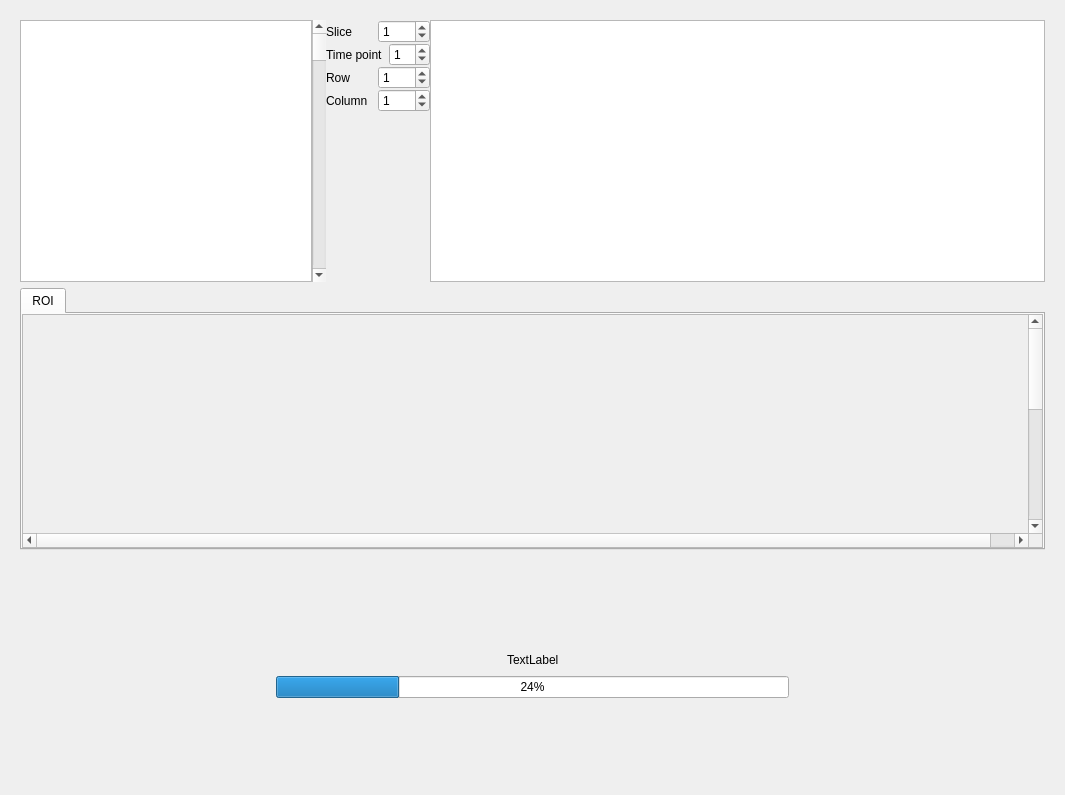
Old version of the form UI/Widget_DSC.ui in the repository BennyZhang-Codes/PerfusionToolkitForRodent.
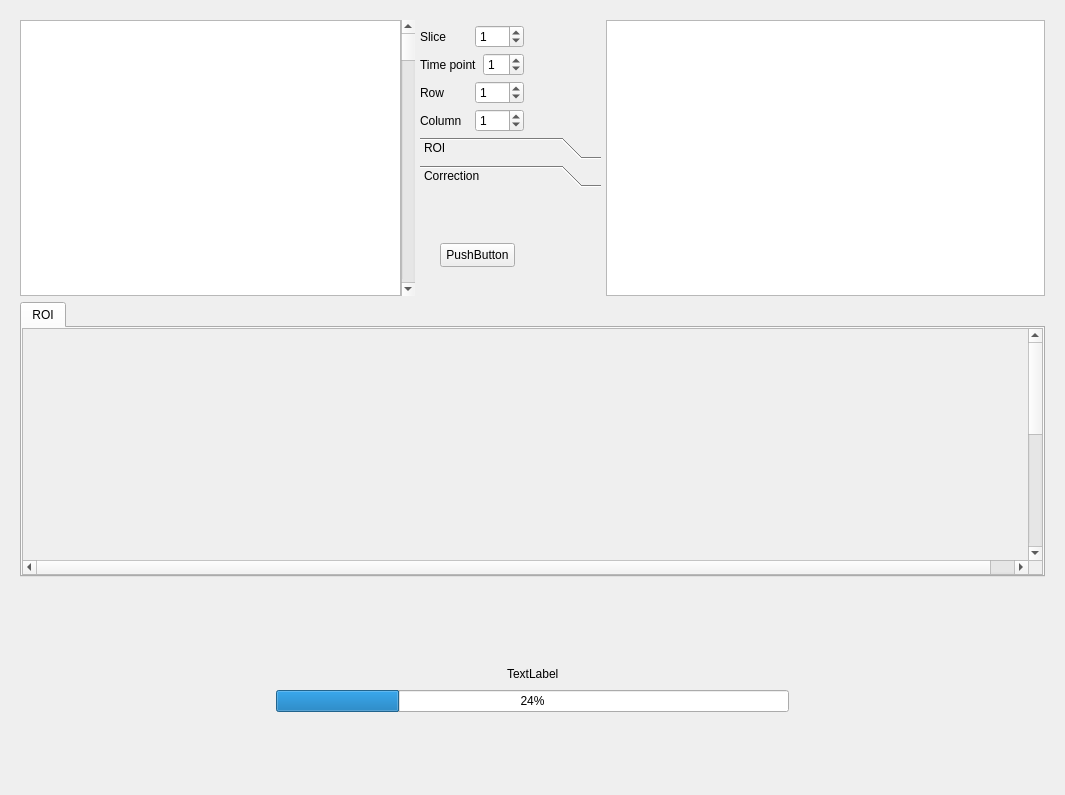
New version of the form. Custom widgets are drawn as their Qt base class.

```diff
--- a/UI/Widget_DSC.ui
+++ b/UI/Widget_DSC.ui
@@ -19,7 +19,7 @@
      <layout class="QVBoxLayout" name="verticalLayout" stretch="1,1">
       <item>
        <widget class="QWidget" name="widget" native="true">
-        <layout class="QHBoxLayout" name="horizontalLayout_5" stretch="2,3">
+        <layout class="QHBoxLayout" name="horizontalLayout_5" stretch="4,3">
          <property name="spacing">
           <number>0</number>
          </property>
@@ -36,7 +36,7 @@
           <number>0</number>
          </property>
          <item>
-          <layout class="QHBoxLayout" name="horizontalLayout_3" stretch="10,0,1">
+          <layout class="QHBoxLayout" name="horizontalLayout_3" stretch="10,0,5">
            <property name="spacing">
             <number>0</number>
            </property>
@@ -51,28 +51,25 @@
             </widget>
            </item>
            <item>
-            <widget class="QWidget" name="widget_2" native="true">
-             <layout class="QVBoxLayout" name="verticalLayout_4">
+            <widget class="QWidget" name="widget_tools" native="true">
+             <layout class="QVBoxLayout" name="verticalLayout_7" stretch="0,0">
               <property name="spacing">
-               <number>0</number>
+               <number>5</number>
               </property>
               <property name="leftMargin">
-               <number>0</number>
+               <number>5</number>
               </property>
               <property name="topMargin">
-               <number>0</number>
+               <number>5</number>
               </property>
               <property name="rightMargin">
-               <number>0</number>
+               <number>5</number>
               </property>
               <property name="bottomMargin">
-               <number>0</number>
+               <number>5</number>
               </property>
               <item>
                <layout class="QHBoxLayout" name="horizontalLayout_8">
-                <property name="spacing">
-                 <number>0</number>
-                </property>
                 <item>
                  <layout class="QVBoxLayout" name="verticalLayout_2">
                   <item>
@@ -180,17 +177,70 @@
                </layout>
               </item>
               <item>
-               <spacer name="verticalSpacer">
-                <property name="orientation">
-                 <enum>Qt::Vertical</enum>
+               <widget class="QToolBox" name="toolBox">
+                <property name="currentIndex">
+                 <number>1</number>
                 </property>
-                <property name="sizeHint" stdset="0">
-                 <size>
-                  <width>20</width>
-                  <height>40</height>
-                 </size>
-                </property>
-               </spacer>
+                <widget class="QWidget" name="page">
+                 <property name="geometry">
+                  <rect>
+                   <x>0</x>
+                   <y>0</y>
+                   <width>180</width>
+                   <height>106</height>
+                  </rect>
+                 </property>
+                 <attribute name="label">
+                  <string>ROI</string>
+                 </attribute>
+                 <layout class="QVBoxLayout" name="verticalLayout_4" stretch="5">
+                  <property name="spacing">
+                   <number>0</number>
+                  </property>
+                  <property name="leftMargin">
+                   <number>0</number>
+                  </property>
+                  <property name="topMargin">
+                   <number>0</number>
+                  </property>
+                  <property name="rightMargin">
+                   <number>0</number>
+                  </property>
+                  <property name="bottomMargin">
+                   <number>0</number>
+                  </property>
+                  <item>
+                   <widget class="QListWidget" name="listWidget"/>
+                  </item>
+                 </layout>
+                </widget>
+                <widget class="QWidget" name="page_2">
+                 <property name="geometry">
+                  <rect>
+                   <x>0</x>
+                   <y>0</y>
+                   <width>180</width>
+                   <height>91</height>
+                  </rect>
+                 </property>
+                 <attribute name="label">
+                  <string>Correction</string>
+                 </attribute>
+                 <widget class="QPushButton" name="pushButton">
+                  <property name="geometry">
+                   <rect>
+                    <x>20</x>
+                    <y>50</y>
+                    <width>75</width>
+                    <height>24</height>
+                   </rect>
+                  </property>
+                  <property name="text">
+                   <string>PushButton</string>
+                  </property>
+                 </widget>
+                </widget>
+               </widget>
               </item>
              </layout>
             </widget>
```
Left out of the diff: 2 changed lines with no effect on the pictures.
